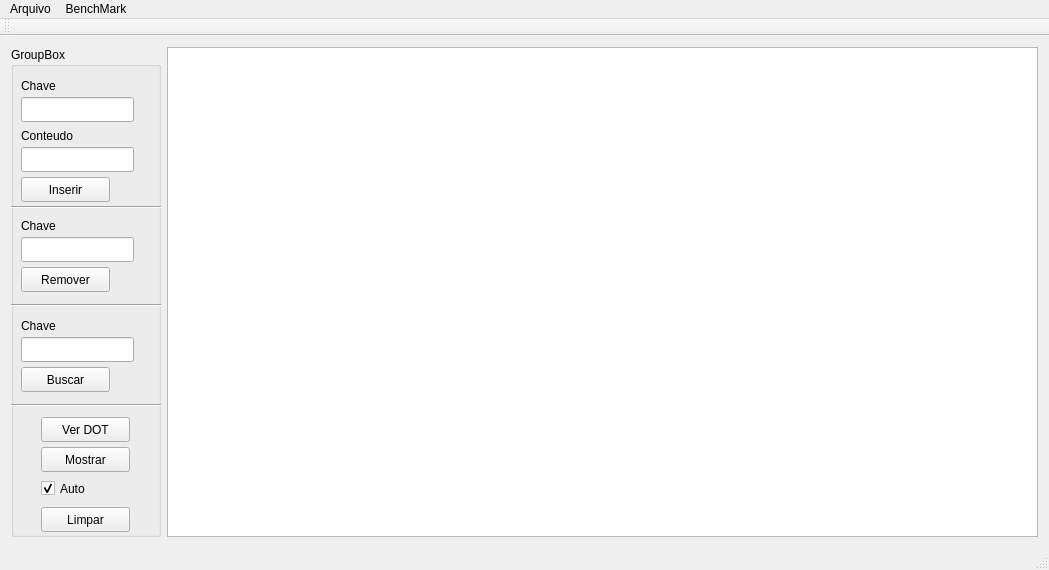
The window that qt/Patricia/mainwindow.ui (vnpavanelli/Patricia) describes before a commit, drawn with Qt 5.
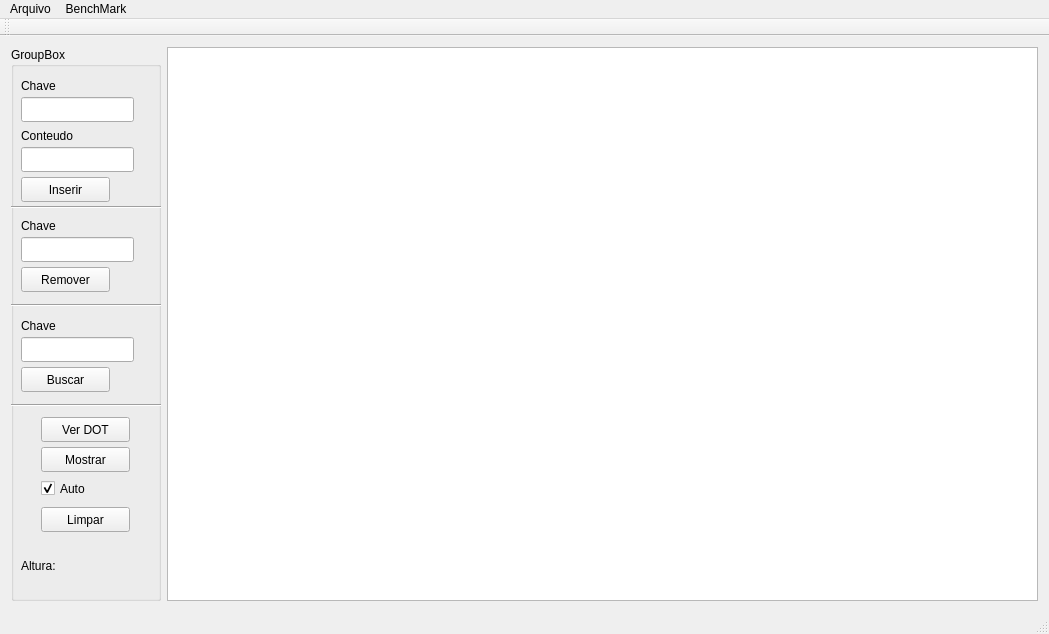
The same window after the commit.

Commit message: Tela de progresso do processo dot->imagem

Patch:
```diff
--- a/qt/Patricia/mainwindow.ui
+++ b/qt/Patricia/mainwindow.ui
@@ -7,7 +7,7 @@
     <x>0</x>
     <y>0</y>
     <width>1049</width>
-    <height>570</height>
+    <height>634</height>
    </rect>
   </property>
   <property name="windowTitle">
@@ -251,6 +251,32 @@
         <bool>true</bool>
        </property>
       </widget>
+      <widget class="QLabel" name="label_5">
+       <property name="geometry">
+        <rect>
+         <x>10</x>
+         <y>510</y>
+         <width>67</width>
+         <height>17</height>
+        </rect>
+       </property>
+       <property name="text">
+        <string>Altura:</string>
+       </property>
+      </widget>
+      <widget class="QLabel" name="l_altura">
+       <property name="geometry">
+        <rect>
+         <x>80</x>
+         <y>510</y>
+         <width>67</width>
+         <height>17</height>
+        </rect>
+       </property>
+       <property name="text">
+        <string/>
+       </property>
+      </widget>
      </widget>
     </item>
     <item>
```
The commit also changes 7 other files.
